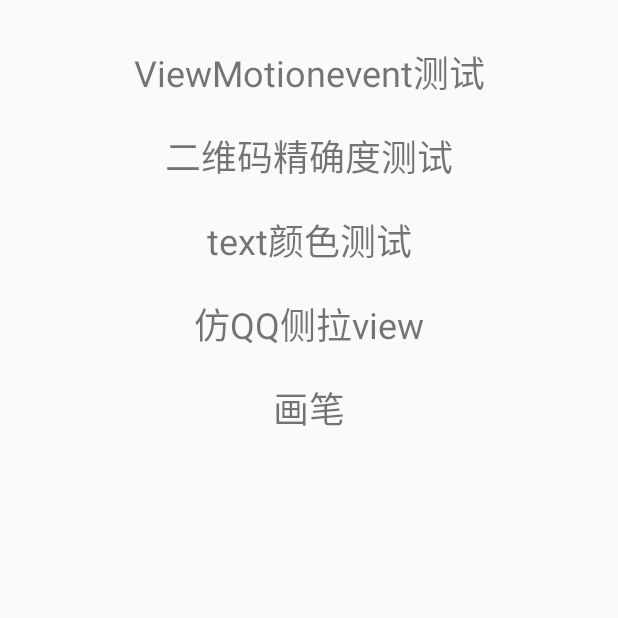
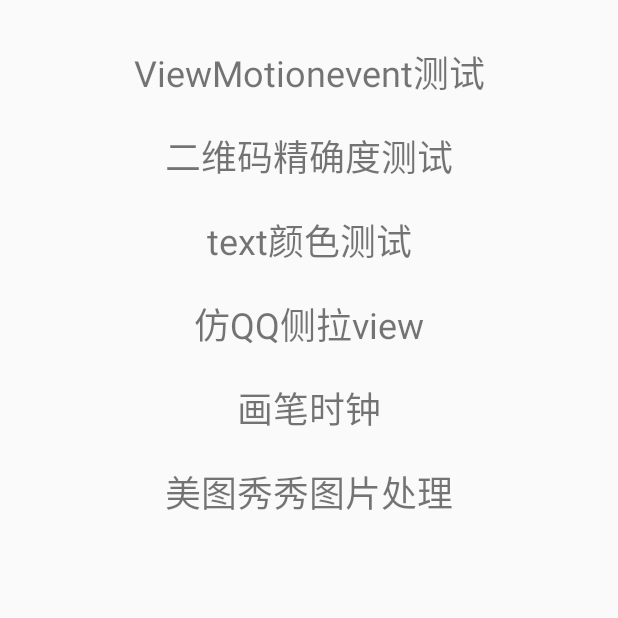
Before and after one commit to Rainorsad/TestDemo, an Android app: the screen it shows after launch (MainActivity), on a phone screen of 412 x 824 dp, the top half of it. Run offline under Robolectric (Android 15) with nearby library versions, the phone set to English and light mode, and no system bars; our stand-ins replace ButterKnife; plain views replace AutoLinearLayout.

Commit message:
Signed-off-by: Rainorsad <457072858@qq.com>

```diff
--- a/app/src/main/AndroidManifest.xml
+++ b/app/src/main/AndroidManifest.xml
@@ -31,7 +31,10 @@
         <activity android:name=".activity.QqDrawableActivity"
             android:theme="@style/MyAppTheme" />
 
-        <activity android:name=".activity.canves.CanvesActivity"
+        <activity android:name=".canves.CanvesActivity"
+            android:theme="@style/MyAppTheme" />
+
+        <activity android:name=".meituxiuxui.MeituActivity"
             android:theme="@style/MyAppTheme" />
     </application>
 
--- a/app/src/main/java/com/example/wb/testdemo/activity/MainActivity.java
+++ b/app/src/main/java/com/example/wb/testdemo/activity/MainActivity.java
@@ -7,7 +7,8 @@ import android.view.View;
 import android.widget.TextView;
 
 import com.example.wb.testdemo.R;
-import com.example.wb.testdemo.activity.canves.CanvesActivity;
+import com.example.wb.testdemo.canves.CanvesActivity;
+import com.example.wb.testdemo.meituxiuxui.MeituActivity;
 
 import butterknife.ButterKnife;
 import butterknife.InjectView;
@@ -24,6 +25,8 @@ public class MainActivity extends AppCompatActivity {
     TextView textviewtest;
     @InjectView(R.id.qqdrawable)
     TextView qqdrawable;
+    @InjectView(R.id.photoshop)
+    TextView photoshop;
 
     @Override
     protected void onCreate(Bundle savedInstanceState) {
@@ -33,7 +36,7 @@ public class MainActivity extends AppCompatActivity {
 
     }
 
-    @OnClick({R.id.viewmotiontest, R.id.erweimatest,R.id.textviewtest,R.id.qqdrawable,R.id.canves})
+    @OnClick({R.id.viewmotiontest, R.id.erweimatest,R.id.textviewtest,R.id.qqdrawable,R.id.canves,R.id.photoshop})
     public void onClick(View view) {
         switch (view.getId()) {
             case R.id.viewmotiontest:
@@ -50,6 +53,9 @@ public class MainActivity extends AppCompatActivity {
             case R.id.canves:
                 initclass(CanvesActivity.class);
                 break;
+            case R.id.photoshop:
+                initclass(MeituActivity.class);
+                break;
         }
     }
 
--- a/app/src/main/java/com/example/wb/testdemo/activity/canves/CanvesActivity.java
+++ b/app/src/main/java/com/example/wb/testdemo/canves/CanvesActivity.java
@@ -1,4 +1,4 @@
-package com.example.wb.testdemo.activity.canves;
+package com.example.wb.testdemo.canves;
 
 import android.os.Bundle;
 import android.support.annotation.Nullable;
--- a/app/src/main/java/com/example/wb/testdemo/activity/canves/CanvesView.java
+++ b/app/src/main/java/com/example/wb/testdemo/canves/CanvesView.java
@@ -1,4 +1,4 @@
-package com.example.wb.testdemo.activity.canves;
+package com.example.wb.testdemo.canves;
 
 import android.content.Context;
 import android.graphics.Canvas;
--- a/app/src/main/res/layout/activity_canves.xml
+++ b/app/src/main/res/layout/activity_canves.xml
@@ -3,7 +3,7 @@
     android:layout_width="match_parent"
     android:layout_height="match_parent">
 
-    <com.example.wb.testdemo.activity.canves.CanvesView
+    <com.example.wb.testdemo.canves.CanvesView
         android:id="@+id/canvas"
         android:layout_width="match_parent"
         android:layout_height="match_parent"
--- a/app/src/main/res/layout/activity_main.xml
+++ b/app/src/main/res/layout/activity_main.xml
@@ -65,7 +65,17 @@
             android:layout_width="match_parent"
             android:gravity="center"
             android:textSize="24sp"
-            android:text="画笔"
+            android:text="画笔时钟"
+            />
+        <TextView
+            android:paddingBottom="10dp"
+            android:paddingTop="10dp"
+            android:id="@+id/photoshop"
+            android:layout_height="wrap_content"
+            android:layout_width="match_parent"
+            android:gravity="center"
+            android:textSize="24sp"
+            android:text="美图秀秀图片处理"
             />
 
     </com.zhy.autolayout.AutoLinearLayout>
--- /dev/null
+++ b/app/src/main/res/layout/activity_meitu.xml
@@ -0,0 +1,6 @@
+<?xml version="1.0" encoding="utf-8"?>
+<LinearLayout xmlns:android="http://schemas.android.com/apk/res/android"
+    android:orientation="vertical" android:layout_width="match_parent"
+    android:layout_height="match_parent">
+
+</LinearLayout>
```
Also changed, not shown: app/src/main/java/com/example/wb/testdemo/meituxiuxui/MeituActivity.java (added, +20 -0 lines).
